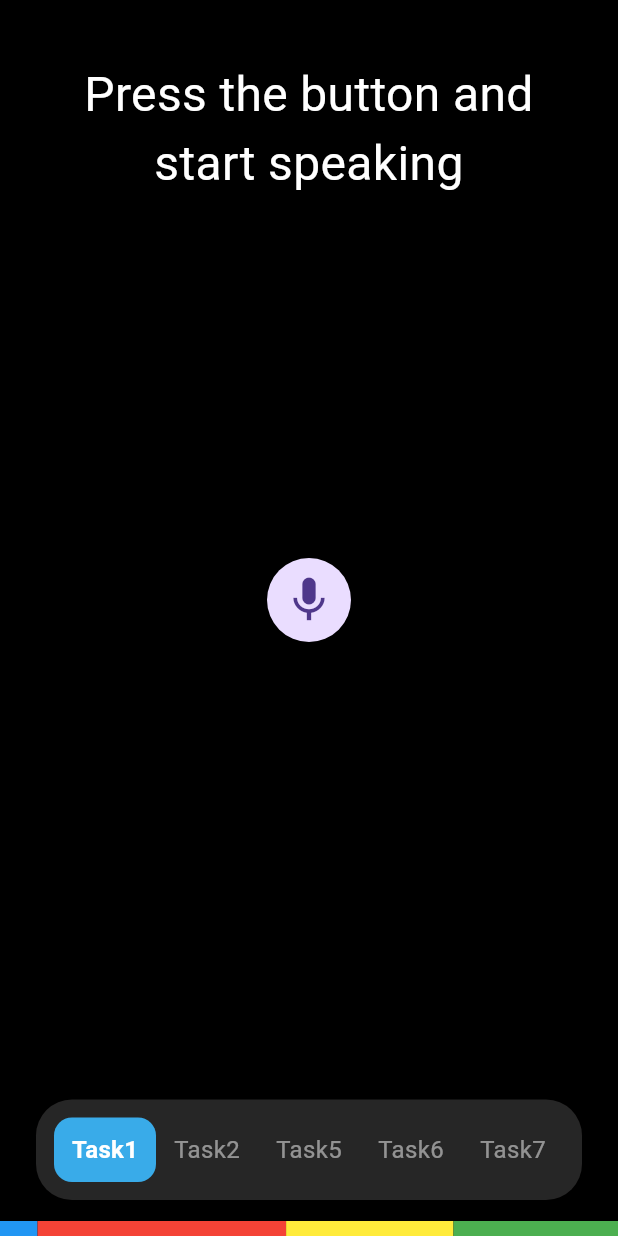
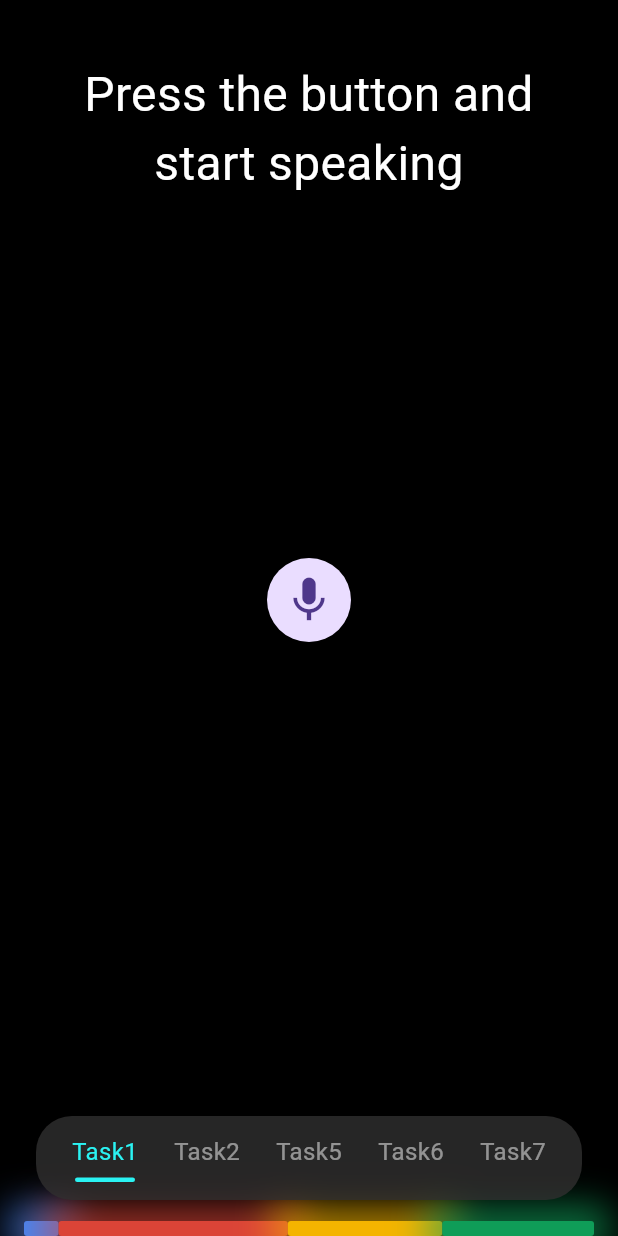
Before and after one commit to michaelLewis04/lg_task5, a Flutter app: the screen it shows after launch, after a tap on the "mic none" icon, on a phone screen of 412 x 824 dp. Run offline on Flutter 3.47's test engine with Material 3 defaults, Android fonts, the phone set to English and light mode, and no system bars; drawn by our look-alikes of avatar_glow; our stand-ins replace font_awesome_flutter, rive, speech_to_text, timelines.

Commit message:
Updated gemini logo, navigator bar UI and google voice UI

```diff
--- a/lib/screens/navigation_bar.dart
+++ b/lib/screens/navigation_bar.dart
@@ -84,33 +84,32 @@ class _NavigationPageState extends State<NavigationPage>
                       onTap: () {
                         _onTabChange(index);
                       },
-                      child: AnimatedContainer(
-                        duration: const Duration(milliseconds: 300),
-                        padding: const EdgeInsets.symmetric(vertical: 10),
-                        decoration: BoxDecoration(
-                          color: selectedNavIndex == index
-                              ? Color.fromARGB(
-                                  255, 57, 171, 233)
-                              : Colors.transparent,
-                          borderRadius: BorderRadius.circular(12),
-                        ),
                       child: Column(
-                          mainAxisAlignment: MainAxisAlignment.center,
+                        mainAxisSize: MainAxisSize.min,
                         children: [
                           Text(
                             bottomNavLabels[index],
                             style: TextStyle(
                               color: selectedNavIndex == index
-                                    ? Colors.white
+                                  ? const Color.fromARGB(255, 42, 242, 242)
                                   : Colors.white.withOpacity(0.5),
-                                fontWeight: selectedNavIndex == index
-                                    ? FontWeight.bold
-                                    : FontWeight.normal,
+                              fontWeight: FontWeight.normal,
                               fontSize: 16,
                             ),
                           ),
+                          const SizedBox(height: 6),
+                          AnimatedContainer(
+                            duration: const Duration(milliseconds: 300),
+                            height: 3,
+                            width: selectedNavIndex == index ? 40 : 0,
+                            decoration: BoxDecoration(
+                              color: selectedNavIndex == index
+                                  ? const Color.fromARGB(255, 42, 242, 242)
+                                  : Colors.transparent,
+                              borderRadius: BorderRadius.circular(1.5),
+                            ),
+                          ),
                         ],
-                        ),
                       ),
                     ),
                   );
--- a/lib/screens/search_page.dart
+++ b/lib/screens/search_page.dart
@@ -79,14 +79,16 @@ class _SearchPageState extends State<SearchPage> with TickerProviderStateMixin {
             Expanded(
               child: Align(
                 alignment: FractionalOffset.bottomCenter,
+                child: Padding(
+                  padding: const EdgeInsets.symmetric(horizontal: 16.0),
                   child: Row(
-                  mainAxisAlignment: MainAxisAlignment.center,
+                    mainAxisAlignment: MainAxisAlignment.spaceBetween,
                     children: List.generate(4, (index) {
                       final colors = [
-                      Colors.blue,
-                      Colors.red,
-                      Colors.yellow,
-                      Colors.green
+                        const Color(0xFF4285F4),
+                        const Color(0xFFDB4437),
+                        const Color(0xFFF4B400),
+                        const Color(0xFF0F9D58),
                       ];
                       return AnimatedBuilder(
                         animation: _animationController,
@@ -94,11 +96,22 @@ class _SearchPageState extends State<SearchPage> with TickerProviderStateMixin {
                           return Container(
                             height: 10,
                             width: _rectangleWidths[index],
+                            decoration: BoxDecoration(
                               color: colors[index],
+                              borderRadius: BorderRadius.circular(2),
+                              boxShadow: [
+                                BoxShadow(
+                                  color: colors[index].withOpacity(0.7),
+                                  blurRadius: 20,
+                                  spreadRadius: 10,
+                                ),
+                              ],
+                            ),
                           );
                         },
                       );
                     }),
+                  ),
                 ),
               ),
             ),
@@ -110,12 +123,10 @@ class _SearchPageState extends State<SearchPage> with TickerProviderStateMixin {
   void _updateWidths() {
     final random = Random();
 
-    final screenWidth = MediaQuery.of(context).size.width;
+    final screenWidth =
+        MediaQuery.of(context).size.width - 32;
 
-    final weights = List.generate(
-        4,
-        (_) =>
-            random.nextDouble() * 10);
+    final weights = List.generate(4, (_) => random.nextDouble() * 10);
     final totalWeight = weights.reduce((a, b) => a + b);
 
     setState(() {
```
Also changed, not shown: 1 other file. Lines whose indentation alone changed are shown as unchanged.
